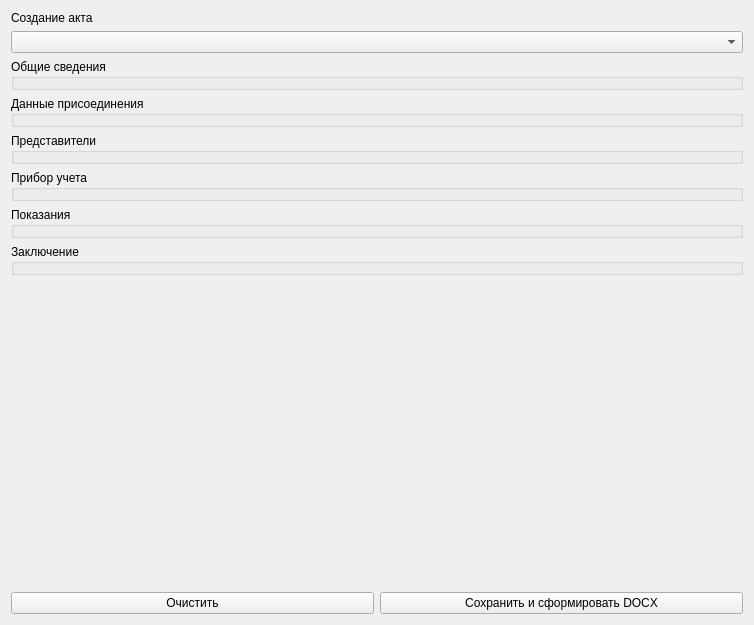
First picture: the form in ui/createactwidget.ui, repository nikola240698/MeteringActs, before the edit.
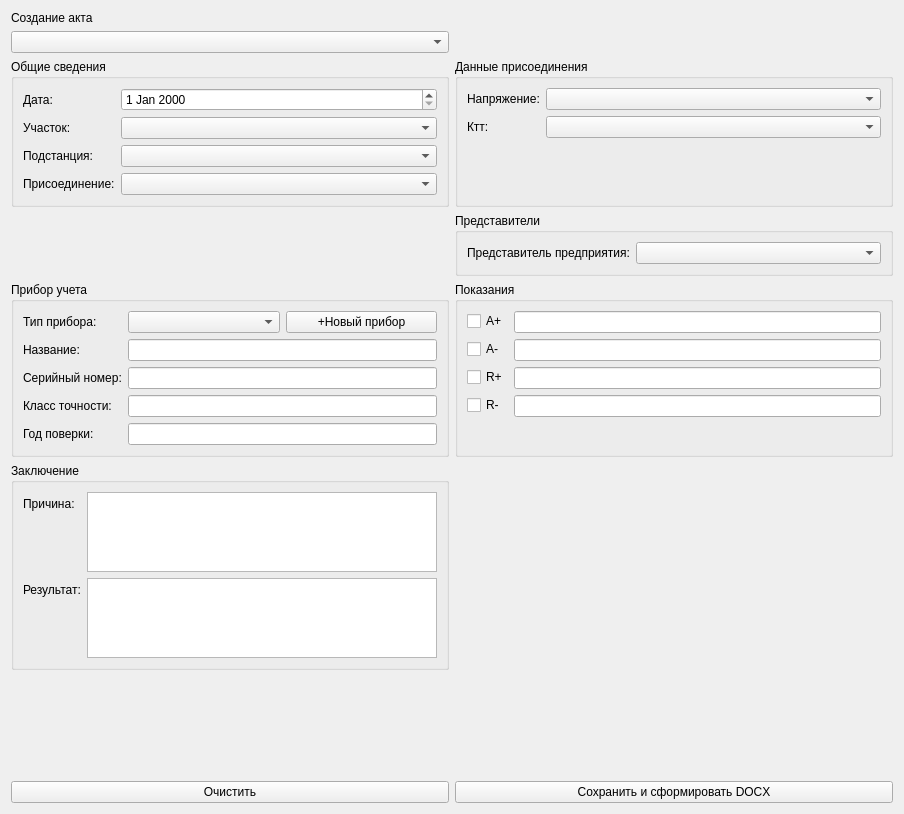
Second picture: the form after the edit.

```diff
--- a/ui/createactwidget.ui
+++ b/ui/createactwidget.ui
@@ -6,69 +6,330 @@
    <rect>
     <x>0</x>
     <y>0</y>
-    <width>754</width>
-    <height>625</height>
+    <width>904</width>
+    <height>814</height>
    </rect>
   </property>
   <property name="windowTitle">
    <string>CreateActWidget</string>
   </property>
-  <layout class="QGridLayout" name="gridLayout">
+  <layout class="QGridLayout" name="gridLayout_8">
    <item row="0" column="0">
-    <layout class="QVBoxLayout" name="verticalLayout">
-     <item>
-      <widget class="QLabel" name="titleLabel">
-       <property name="text">
-        <string>Создание акта</string>
-       </property>
-      </widget>
-     </item>
-     <item>
-      <widget class="QComboBox" name="actTypeComboBox"/>
-     </item>
-     <item>
+    <layout class="QGridLayout" name="gridLayout">
+     <item row="2" column="0">
       <widget class="QGroupBox" name="generalInfoGroupBox">
        <property name="title">
         <string>Общие сведения</string>
        </property>
+       <layout class="QGridLayout" name="gridLayout_2">
+        <item row="0" column="0">
+         <layout class="QFormLayout" name="generalInfoFormLayout">
+          <item row="0" column="0">
+           <widget class="QLabel" name="label">
+            <property name="text">
+             <string>Дата:</string>
+            </property>
+           </widget>
+          </item>
+          <item row="0" column="1">
+           <widget class="QDateEdit" name="dateEdit"/>
+          </item>
+          <item row="1" column="0">
+           <widget class="QLabel" name="label_2">
+            <property name="text">
+             <string>Участок:</string>
+            </property>
+           </widget>
+          </item>
+          <item row="2" column="0">
+           <widget class="QLabel" name="label_3">
+            <property name="text">
+             <string>Подстанция:</string>
+            </property>
+           </widget>
+          </item>
+          <item row="3" column="0">
+           <widget class="QLabel" name="label_4">
+            <property name="text">
+             <string>Присоединение:</string>
+            </property>
+           </widget>
+          </item>
+          <item row="1" column="1">
+           <widget class="QComboBox" name="areaComboBox"/>
+          </item>
+          <item row="2" column="1">
+           <widget class="QComboBox" name="substationComboBox"/>
+          </item>
+          <item row="3" column="1">
+           <widget class="QComboBox" name="connectionComboBox"/>
+          </item>
+         </layout>
+        </item>
+       </layout>
       </widget>
      </item>
-     <item>
-      <widget class="QGroupBox" name="connectionGroupBox">
+     <item row="4" column="1">
+      <widget class="QGroupBox" name="readingsGroupBox">
        <property name="title">
-        <string>Данные присоединения</string>
+        <string>Показания</string>
        </property>
+       <layout class="QGridLayout" name="gridLayout_6">
+        <item row="0" column="0">
+         <layout class="QFormLayout" name="formLayout_3">
+          <item row="0" column="0">
+           <widget class="QCheckBox" name="activPosCheckBox">
+            <property name="text">
+             <string>A+</string>
+            </property>
+           </widget>
+          </item>
+          <item row="1" column="0">
+           <widget class="QCheckBox" name="activNegCheckBox">
+            <property name="text">
+             <string>A-</string>
+            </property>
+           </widget>
+          </item>
+          <item row="2" column="0">
+           <widget class="QCheckBox" name="reactivPosCheckBox">
+            <property name="text">
+             <string>R+</string>
+            </property>
+           </widget>
+          </item>
+          <item row="3" column="0">
+           <widget class="QCheckBox" name="reactivNegCheckBox">
+            <property name="text">
+             <string>R-</string>
+            </property>
+           </widget>
+          </item>
+          <item row="0" column="1">
+           <widget class="QLineEdit" name="activPosLineEdit"/>
+          </item>
+          <item row="1" column="1">
+           <widget class="QLineEdit" name="activNegLineEdit"/>
+          </item>
+          <item row="2" column="1">
+           <widget class="QLineEdit" name="reactivPosLineEdit"/>
+          </item>
+          <item row="3" column="1">
+           <widget class="QLineEdit" name="reactivNegLineEdit"/>
+          </item>
+         </layout>
+        </item>
+       </layout>
       </widget>
      </item>
-     <item>
+     <item row="0" column="0">
+      <widget class="QLabel" name="titleLabel">
+       <property name="text">
+        <string>Создание акта</string>
+       </property>
+      </widget>
+     </item>
+     <item row="3" column="1">
       <widget class="QGroupBox" name="employeeGroupBox">
        <property name="title">
         <string>Представители</string>
        </property>
+       <layout class="QGridLayout" name="gridLayout_4">
+        <item row="0" column="0">
+         <layout class="QFormLayout" name="formLayout">
+          <item row="0" column="0">
+           <widget class="QLabel" name="label_7">
+            <property name="text">
+             <string>Представитель предприятия:</string>
+            </property>
+           </widget>
+          </item>
+          <item row="0" column="1">
+           <widget class="QComboBox" name="employeeComboBox"/>
+          </item>
+         </layout>
+        </item>
+       </layout>
       </widget>
      </item>
-     <item>
+     <item row="7" column="0">
+      <widget class="QPushButton" name="clearButton">
+       <property name="text">
+        <string>Очистить</string>
+       </property>
+      </widget>
+     </item>
+     <item row="7" column="1">
+      <widget class="QPushButton" name="createButton">
+       <property name="text">
+        <string>Сохранить и сформировать DOCX</string>
+       </property>
+      </widget>
+     </item>
+     <item row="2" column="1">
+      <widget class="QGroupBox" name="connectionGroupBox">
+       <property name="title">
+        <string>Данные присоединения</string>
+       </property>
+       <layout class="QGridLayout" name="gridLayout_3">
+        <item row="0" column="0">
+         <layout class="QFormLayout" name="connectionFormLayout">
+          <item row="0" column="0">
+           <widget class="QLabel" name="label_5">
+            <property name="text">
+             <string>Напряжение:</string>
+            </property>
+           </widget>
+          </item>
+          <item row="1" column="0">
+           <widget class="QLabel" name="label_6">
+            <property name="text">
+             <string>Ктт:</string>
+            </property>
+           </widget>
+          </item>
+          <item row="0" column="1">
+           <widget class="QComboBox" name="voltageComboBox"/>
+          </item>
+          <item row="1" column="1">
+           <widget class="QComboBox" name="coefficcientComboBox"/>
+          </item>
+         </layout>
+        </item>
+       </layout>
+      </widget>
+     </item>
+     <item row="1" column="0">
+      <widget class="QComboBox" name="actTypeComboBox"/>
+     </item>
+     <item row="4" column="0">
       <widget class="QGroupBox" name="meterGroupBox">
        <property name="title">
         <string>Прибор учета</string>
        </property>
+       <layout class="QGridLayout" name="gridLayout_5">
+        <item row="0" column="0">
+         <layout class="QFormLayout" name="formLayout_2">
+          <item row="0" column="0">
+           <widget class="QLabel" name="label_8">
+            <property name="text">
+             <string>Тип прибора:</string>
+            </property>
+           </widget>
+          </item>
+          <item row="0" column="1">
+           <layout class="QHBoxLayout" name="horizontalLayout_2">
+            <item>
+             <widget class="QComboBox" name="meterComboBox"/>
+            </item>
+            <item>
+             <widget class="QPushButton" name="addMeterButton">
+              <property name="text">
+               <string>+Новый прибор</string>
+              </property>
+             </widget>
+            </item>
+           </layout>
+          </item>
+          <item row="1" column="0">
+           <widget class="QLabel" name="label_9">
+            <property name="text">
+             <string>Название:</string>
+            </property>
+           </widget>
+          </item>
+          <item row="2" column="0">
+           <widget class="QLabel" name="label_10">
+            <property name="text">
+             <string>Серийный номер:</string>
+            </property>
+           </widget>
+          </item>
+          <item row="3" column="0">
+           <widget class="QLabel" name="label_11">
+            <property name="text">
+             <string>Класс точности:</string>
+            </property>
+           </widget>
+          </item>
+          <item row="4" column="0">
+           <widget class="QLabel" name="label_12">
+            <property name="text">
+             <string>Год поверки:</string>
+            </property>
+           </widget>
+          </item>
+          <item row="1" column="1">
+           <widget class="QLineEdit" name="meterNameLineEdit"/>
+          </item>
+          <item row="2" column="1">
+           <widget class="QLineEdit" name="meterSerialLineEdit"/>
+          </item>
+          <item row="3" column="1">
+           <widget class="QLineEdit" name="meterClassLineEdit"/>
+          </item>
+          <item row="4" column="1">
+           <widget class="QLineEdit" name="meterYearLineEdit"/>
+          </item>
+         </layout>
+        </item>
+       </layout>
       </widget>
      </item>
-     <item>
-      <widget class="QGroupBox" name="readingsGroupBox">
-       <property name="title">
-        <string>Показания</string>
-       </property>
-      </widget>
-     </item>
-     <item>
+     <item row="5" column="0">
       <widget class="QGroupBox" name="reasinResultGroupBox">
        <property name="title">
         <string>Заключение</string>
        </property>
+       <layout class="QGridLayout" name="gridLayout_7">
+        <item row="0" column="0">
+         <layout class="QFormLayout" name="formLayout_4">
+          <item row="0" column="0">
+           <widget class="QLabel" name="label_13">
+            <property name="text">
+             <string>Причина:</string>
+            </property>
+           </widget>
+          </item>
+          <item row="1" column="0">
+           <widget class="QLabel" name="label_14">
+            <property name="text">
+             <string>Результат:</string>
+            </property>
+           </widget>
+          </item>
+          <item row="0" column="1">
+           <widget class="QTextEdit" name="reasonLextEdit">
+            <property name="minimumSize">
+             <size>
+              <width>0</width>
+              <height>0</height>
+             </size>
+            </property>
+            <property name="maximumSize">
+             <size>
+              <width>16777215</width>
+              <height>80</height>
+             </size>
+            </property>
+           </widget>
+          </item>
+          <item row="1" column="1">
+           <widget class="QTextEdit" name="resultLextEdit">
+            <property name="maximumSize">
+             <size>
+              <width>16777215</width>
+              <height>80</height>
+             </size>
+            </property>
+           </widget>
+          </item>
+         </layout>
+        </item>
+       </layout>
       </widget>
      </item>
-     <item>
+     <item row="6" column="0">
       <spacer name="verticalSpacer">
        <property name="orientation">
         <enum>Qt::Orientation::Vertical</enum>
@@ -81,24 +342,6 @@
        </property>
       </spacer>
      </item>
-     <item>
-      <layout class="QHBoxLayout" name="horizontalLayout">
-       <item>
-        <widget class="QPushButton" name="clearButton">
-         <property name="text">
-          <string>Очистить</string>
-         </property>
-        </widget>
-       </item>
-       <item>
-        <widget class="QPushButton" name="createButton">
-         <property name="text">
-          <string>Сохранить и сформировать DOCX</string>
-         </property>
-        </widget>
-       </item>
-      </layout>
-     </item>
     </layout>
    </item>
   </layout>
```
